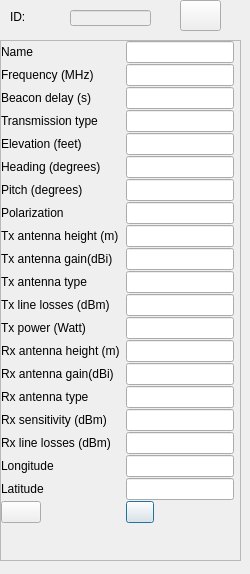
Old version of the form QRadioPredict/groundstationform.ui in the repository QDeltaSoft/qradiopredict.
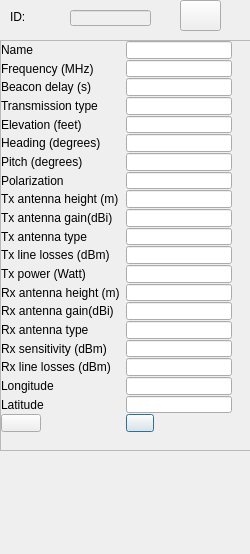
New version of the form. Icons and pictures are not drawn.

The edit to the form file:
```diff
--- a/QRadioPredict/groundstationform.ui
+++ b/QRadioPredict/groundstationform.ui
@@ -7,7 +7,7 @@
     <x>0</x>
     <y>0</y>
     <width>250</width>
-    <height>574</height>
+    <height>554</height>
    </rect>
   </property>
   <property name="minimumSize">
@@ -24,10 +24,25 @@
     <rect>
      <x>0</x>
      <y>40</y>
-     <width>241</width>
-     <height>521</height>
+     <width>251</width>
+     <height>411</height>
     </rect>
    </property>
+   <property name="sizePolicy">
+    <sizepolicy hsizetype="Expanding" vsizetype="MinimumExpanding">
+     <horstretch>0</horstretch>
+     <verstretch>0</verstretch>
+    </sizepolicy>
+   </property>
+   <property name="maximumSize">
+    <size>
+     <width>16777215</width>
+     <height>480</height>
+    </size>
+   </property>
+   <property name="verticalScrollBarPolicy">
+    <enum>Qt::ScrollBarAsNeeded</enum>
+   </property>
    <property name="widgetResizable">
     <bool>true</bool>
    </property>
@@ -36,22 +51,28 @@
      <rect>
       <x>0</x>
       <y>0</y>
-      <width>239</width>
-      <height>519</height>
+      <width>249</width>
+      <height>409</height>
      </rect>
     </property>
+    <property name="sizePolicy">
+     <sizepolicy hsizetype="Preferred" vsizetype="MinimumExpanding">
+      <horstretch>0</horstretch>
+      <verstretch>0</verstretch>
+     </sizepolicy>
+    </property>
     <widget class="QWidget" name="formLayoutWidget">
      <property name="geometry">
       <rect>
        <x>0</x>
        <y>0</y>
        <width>231</width>
-       <height>501</height>
+       <height>391</height>
       </rect>
      </property>
      <layout class="QFormLayout" name="formLayout">
       <property name="sizeConstraint">
-       <enum>QLayout::SetFixedSize</enum>
+       <enum>QLayout::SetNoConstraint</enum>
       </property>
       <property name="fieldGrowthPolicy">
        <enum>QFormLayout::FieldsStayAtSizeHint</enum>
```
